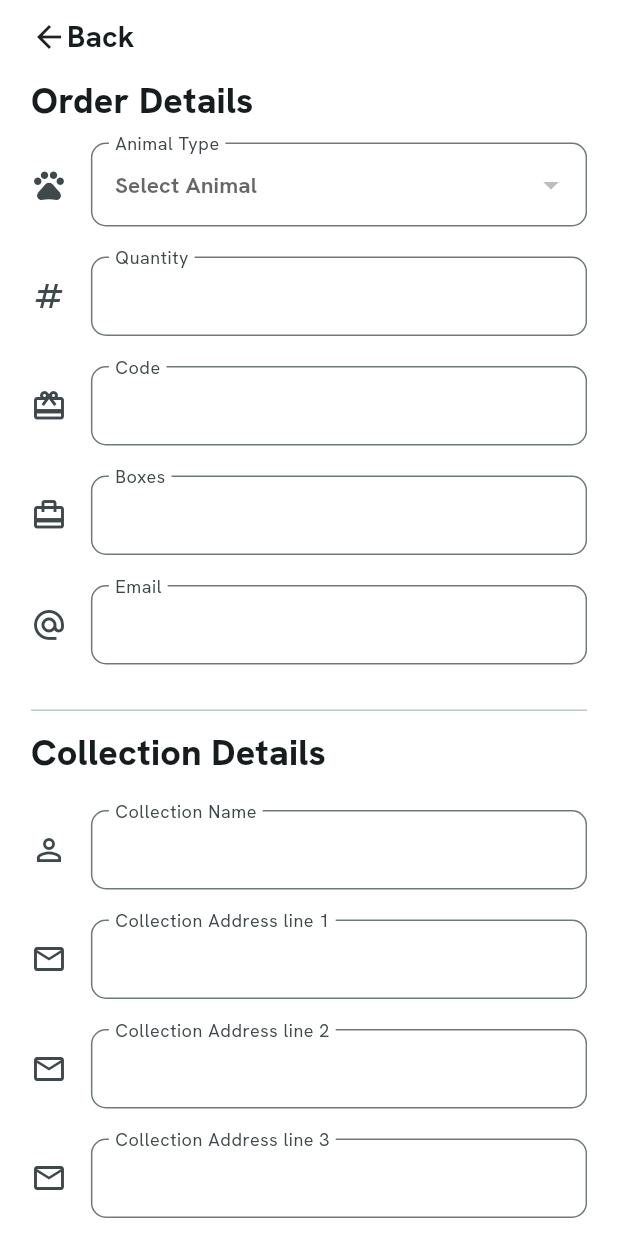
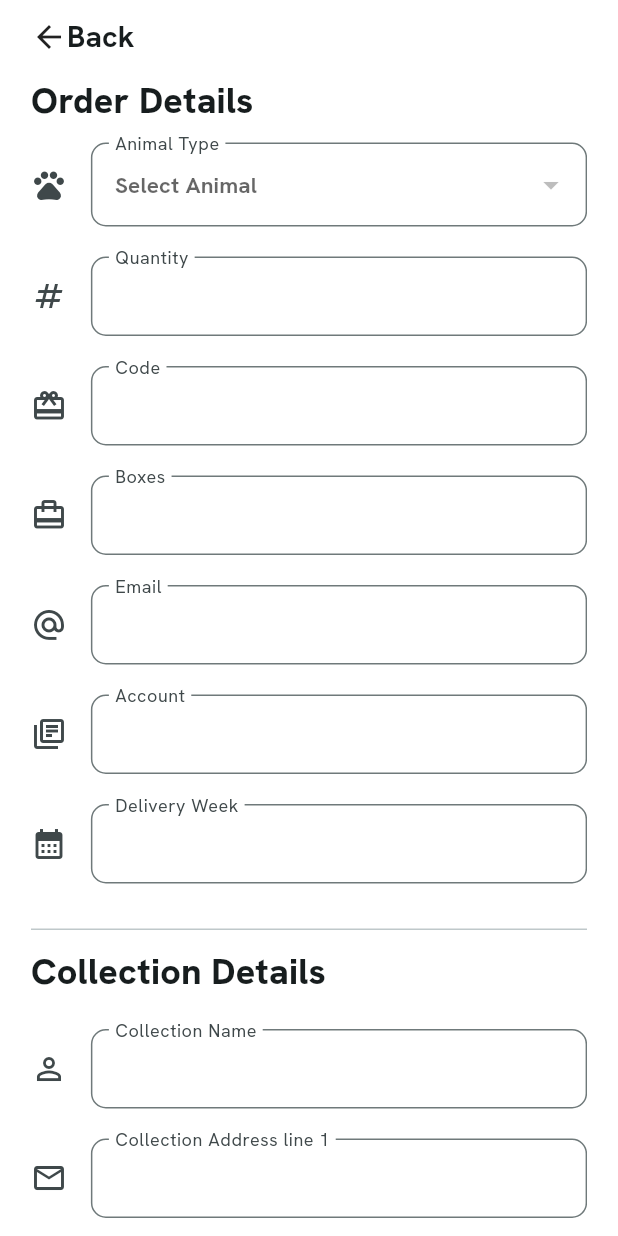
Before and after one commit to JJ38/HighFlyersApp, a Flutter app: the AdminAddOrderScreen screen opened directly, on a phone screen of 412 x 824 dp. Run offline on Flutter 3.47's test engine with Material 3 defaults, Android fonts, the phone set to English and light mode, and no system bars; drawn by our look-alikes of flutter_styled_toast; our stand-ins replace action_slider, cloud_firestore, firebase_auth, firebase_core, firebase_crashlytics, flutter_dotenv and 4 more; missing offline and left inert: google_maps_flutter_android, google_maps_flutter_platform_interface, map_launcher, widget_to_marker; accounts and stored records are empty.

Commit message:
admin can now add order through app. Same behaviour as website. Auto calculate delviery week and price if left blank and overridden if not

```diff
--- a/lib/components/admin_order_form.dart
+++ b/lib/components/admin_order_form.dart
@@ -72,6 +72,10 @@ class _AdminOrderFormState extends State<AdminOrderForm> {
               SquaredInput(label: "Boxes", value: adminAddOrderScreenController.model.boxes, icon: Icons.card_travel_outlined, onChange: adminAddOrderScreenController.boxesOnChange, keyboardType: TextInputType.number,),
               SizedBox(height: 20,),
               SquaredInput(label: "Email", value: adminAddOrderScreenController.model.email, icon: Icons.alternate_email_outlined, onChange: adminAddOrderScreenController.emailOnChange, keyboardType: TextInputType.emailAddress,),
+              SizedBox(height: 20,),
+              SquaredInput(label: "Account", value: adminAddOrderScreenController.model.account, icon: Icons.my_library_books_outlined, onChange: adminAddOrderScreenController.accountOnChange),
+              SizedBox(height: 20,),
+              SquaredInput(label: "Delivery Week", value: adminAddOrderScreenController.model.deliveryWeek, icon: Icons.calendar_month, onChange: adminAddOrderScreenController.deliveryWeekOnChange, keyboardType: TextInputType.number,),
               SizedBox(height: 20,),
 
               SizedBox(height: 10, width: 0,),
@@ -156,6 +160,8 @@ class _AdminOrderFormState extends State<AdminOrderForm> {
                 ],
               ),
               SizedBox(height: 20),
+              SquaredInput(label: "Price", value: adminAddOrderScreenController.model.price, icon: Icons.currency_pound_outlined, onChange: adminAddOrderScreenController.priceOnChange, keyboardType: TextInputType.number,),
+              SizedBox(height: 20,),
               TextField(
                 controller: TextEditingController(text: adminAddOrderScreenController.model.message),
                 maxLines: null,
--- a/lib/controllers/admin_add_order_screen_controller.dart
+++ b/lib/controllers/admin_add_order_screen_controller.dart
@@ -5,7 +5,7 @@ import 'package:high_flyers_app/models/admin_add_order_screen_model.dart';
 
 class AdminAddOrderScreenController {
 
-  AdminAddOrderScreenModel model = AdminAddOrderScreenModel();
+  final AdminAddOrderScreenModel model = AdminAddOrderScreenModel();
   void Function() updateState;
 
   AdminAddOrderScreenController({required this.updateState});
@@ -37,6 +37,18 @@ class AdminAddOrderScreenController {
   void boxesOnChange(String input){
 
     model.boxes = input;
+
+  }
+
+  void accountOnChange(String input){
+
+    model.account = input;
+
+  }
+
+  void deliveryWeekOnChange(String input){
+
+    model.deliveryWeek = input;
 
   }
 
@@ -131,6 +143,12 @@ class AdminAddOrderScreenController {
 
   }
 
+  void priceOnChange(String input){
+
+    model.price = input;
+
+  }
+
   void messageOnChange(String input){
 
     model.message = input;
--- a/lib/controllers/customer_order_screen_controller.dart
+++ b/lib/controllers/customer_order_screen_controller.dart
@@ -273,7 +273,6 @@ class CustomerOrderScreenController{
     showToastWidget(ToastNotification(message: "Successfully submitted order(s) - you should revieve an email shortly", isError: false));
 
     //clear basket
-
     model.basket = [];
     updateState();
 
--- a/lib/screens/admin/admin_add_order_screen.dart
+++ b/lib/screens/admin/admin_add_order_screen.dart
@@ -24,9 +24,11 @@ class _AdminAddOrderScreenState extends State<AdminAddOrderScreen> {
 
   void updateState(){
 
-    setState(() {
+    if(mounted){
+      setState(() {
 
-    });
+      });
+    }
 
   }
 
--- a/lib/screens/admin/admin_manage_orders_screen.dart
+++ b/lib/screens/admin/admin_manage_orders_screen.dart
@@ -27,9 +27,11 @@ class _AdminManageOrdersScreenState extends State<AdminManageOrdersScreen> {
   }
 
   void updateState(){
-    setState(() {
+    if(mounted){
+      setState(() {
 
-    });
+      });
+    }
   }
 
   @override
--- a/pubspec.yaml
+++ b/pubspec.yaml
@@ -49,6 +49,7 @@ dependencies:
   firebase_analytics: ^12.0.1
   uuid: ^4.5.1
   cloud_functions: ^6.0.2
+  flutter_dotenv: ^6.0.0
 
 dev_dependencies:
   flutter_test:
@@ -75,8 +76,9 @@ flutter:
   # To add assets to your application, add an assets section, like this:
   assets:
     - assets/images/pigeon.png
-  #   - images/a_dot_burr.jpeg
-  #   - images/a_dot_ham.jpeg
+    - .env.development
+    - .env.production
+
 
   # An image asset can refer to one or more resolution-specific "variants", see
   # https://flutter.dev/to/resolution-aware-images
```
Also changed, not shown: lib/main.dart (+15 -1 lines), lib/models/admin_add_order_screen_model.dart (+59 -3 lines), pubspec.lock, 1 other file.
